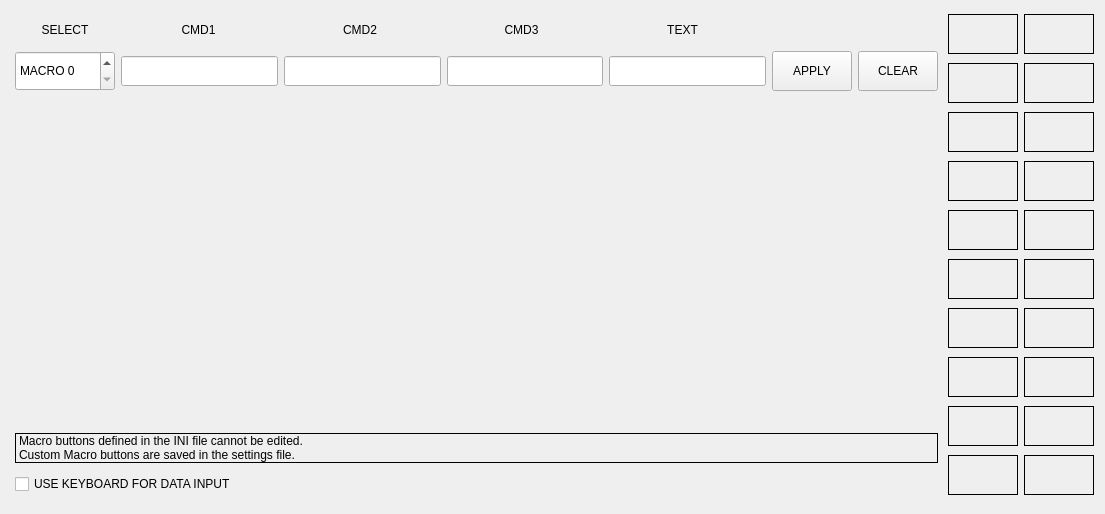
Old version of the form plugins/custom_macros.ui in the repository persei802/QtDragon_hd.
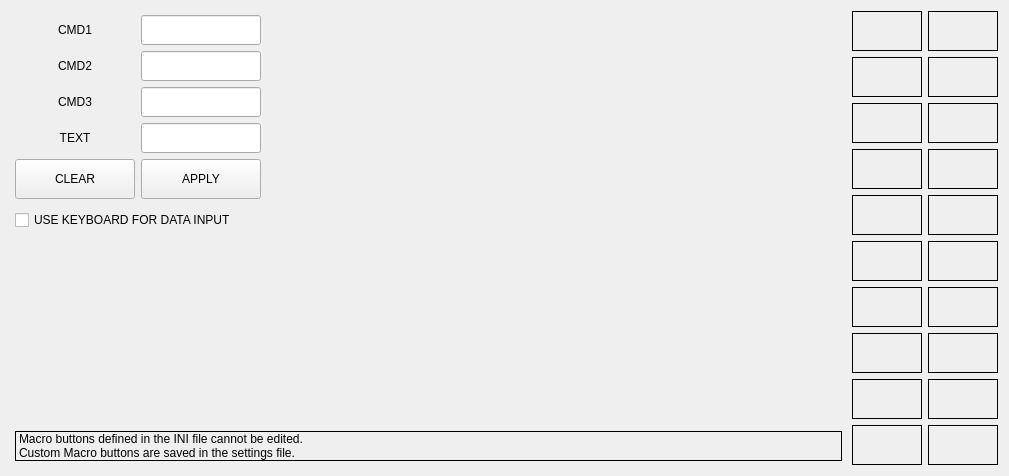
New version of the form. Custom widgets are drawn as their Qt base class.

Commit message: removed addition of Nxxx style line numbers to generated gcode

```diff
--- a/plugins/custom_macros.ui
+++ b/plugins/custom_macros.ui
@@ -6,8 +6,8 @@
    <rect>
     <x>0</x>
     <y>0</y>
-    <width>1105</width>
-    <height>514</height>
+    <width>1009</width>
+    <height>474</height>
    </rect>
   </property>
   <property name="windowTitle">
@@ -29,49 +29,27 @@
       <number>4</number>
      </property>
      <item>
-      <layout class="QHBoxLayout" name="horizontalLayout_3">
+      <layout class="QHBoxLayout" name="horizontalLayout" stretch="0,0,0">
        <property name="topMargin">
         <number>0</number>
        </property>
-       <item>
-        <widget class="QLabel" name="label_2">
-         <property name="minimumSize">
-          <size>
-           <width>100</width>
-           <height>30</height>
-          </size>
-         </property>
-         <property name="maximumSize">
-          <size>
-           <width>100</width>
-           <height>30</height>
-          </size>
-         </property>
-         <property name="text">
-          <string>SELECT</string>
-         </property>
-         <property name="alignment">
-          <set>Qt::AlignCenter</set>
-         </property>
-        </widget>
-       </item>
        <item>
         <widget class="QLabel" name="label_3">
          <property name="sizePolicy">
-          <sizepolicy hsizetype="Expanding" vsizetype="Preferred">
+          <sizepolicy hsizetype="Preferred" vsizetype="Preferred">
            <horstretch>0</horstretch>
            <verstretch>0</verstretch>
           </sizepolicy>
          </property>
          <property name="minimumSize">
           <size>
-           <width>0</width>
+           <width>120</width>
            <height>30</height>
           </size>
          </property>
          <property name="maximumSize">
           <size>
-           <width>16777215</width>
+           <width>120</width>
            <height>30</height>
           </size>
          </property>
@@ -84,22 +62,70 @@
         </widget>
        </item>
        <item>
+        <widget class="QLineEdit" name="lineEdit_cmd1">
+         <property name="sizePolicy">
+          <sizepolicy hsizetype="Preferred" vsizetype="Preferred">
+           <horstretch>0</horstretch>
+           <verstretch>0</verstretch>
+          </sizepolicy>
+         </property>
+         <property name="minimumSize">
+          <size>
+           <width>120</width>
+           <height>30</height>
+          </size>
+         </property>
+         <property name="maximumSize">
+          <size>
+           <width>120</width>
+           <height>30</height>
+          </size>
+         </property>
+         <property name="focusPolicy">
+          <enum>Qt::ClickFocus</enum>
+         </property>
+         <property name="maxLength">
+          <number>20</number>
+         </property>
+        </widget>
+       </item>
+       <item>
+        <spacer name="horizontalSpacer">
+         <property name="orientation">
+          <enum>Qt::Horizontal</enum>
+         </property>
+         <property name="sizeHint" stdset="0">
+          <size>
+           <width>40</width>
+           <height>20</height>
+          </size>
+         </property>
+        </spacer>
+       </item>
+      </layout>
+     </item>
+     <item>
+      <layout class="QHBoxLayout" name="horizontalLayout_4">
+       <property name="topMargin">
+        <number>0</number>
+       </property>
+       <item>
         <widget class="QLabel" name="label_4">
          <property name="sizePolicy">
-          <sizepolicy hsizetype="Expanding" vsizetype="Preferred">
+          <sizepolicy hsizetype="Preferred" vsizetype="Preferred">
            <horstretch>0</horstretch>
            <verstretch>0</verstretch>
           </sizepolicy>
          </property>
          <property name="minimumSize">
           <size>
-           <width>0</width>
+           <width>120</width>
            <height>30</height>
           </size>
          </property>
          <property name="maximumSize">
           <size>
-           <width>16777215</width>
+           <width>120</width>
            <height>30</height>
           </size>
          </property>
@@ -112,22 +138,70 @@
         </widget>
        </item>
        <item>
+        <widget class="QLineEdit" name="lineEdit_cmd2">
+         <property name="sizePolicy">
+          <sizepolicy hsizetype="Preferred" vsizetype="Preferred">
+           <horstretch>0</horstretch>
+           <verstretch>0</verstretch>
+          </sizepolicy>
+         </property>
+         <property name="minimumSize">
+          <size>
+           <width>120</width>
+           <height>30</height>
+          </size>
+         </property>
+         <property name="maximumSize">
+          <size>
+           <width>120</width>
+           <height>30</height>
+          </size>
+         </property>
+         <property name="focusPolicy">
+          <enum>Qt::ClickFocus</enum>
+         </property>
+         <property name="maxLength">
+          <number>20</number>
+         </property>
+        </widget>
+       </item>
+       <item>
+        <spacer name="horizontalSpacer_2">
+         <property name="orientation">
+          <enum>Qt::Horizontal</enum>
+         </property>
+         <property name="sizeHint" stdset="0">
+          <size>
+           <width>40</width>
+           <height>20</height>
+          </size>
+         </property>
+        </spacer>
+       </item>
+      </layout>
+     </item>
+     <item>
+      <layout class="QHBoxLayout" name="horizontalLayout_5">
+       <property name="topMargin">
+        <number>0</number>
+       </property>
+       <item>
         <widget class="QLabel" name="label_5">
          <property name="sizePolicy">
-          <sizepolicy hsizetype="Expanding" vsizetype="Preferred">
+          <sizepolicy hsizetype="Preferred" vsizetype="Preferred">
            <horstretch>0</horstretch>
            <verstretch>0</verstretch>
           </sizepolicy>
          </property>
          <property name="minimumSize">
           <size>
-           <width>0</width>
+           <width>120</width>
            <height>30</height>
           </size>
          </property>
          <property name="maximumSize">
           <size>
-           <width>16777215</width>
+           <width>120</width>
            <height>30</height>
           </size>
          </property>
@@ -140,22 +214,70 @@
         </widget>
        </item>
        <item>
+        <widget class="QLineEdit" name="lineEdit_cmd3">
+         <property name="sizePolicy">
+          <sizepolicy hsizetype="Preferred" vsizetype="Preferred">
+           <horstretch>0</horstretch>
+           <verstretch>0</verstretch>
+          </sizepolicy>
+         </property>
+         <property name="minimumSize">
+          <size>
+           <width>120</width>
+           <height>30</height>
+          </size>
+         </property>
+         <property name="maximumSize">
+          <size>
+           <width>120</width>
+           <height>30</height>
+          </size>
+         </property>
+         <property name="focusPolicy">
+          <enum>Qt::ClickFocus</enum>
+         </property>
+         <property name="maxLength">
+          <number>20</number>
+         </property>
+        </widget>
+       </item>
+       <item>
+        <spacer name="horizontalSpacer_3">
+         <property name="orientation">
+          <enum>Qt::Horizontal</enum>
+         </property>
+         <property name="sizeHint" stdset="0">
+          <size>
+           <width>40</width>
+           <height>20</height>
+          </size>
+         </property>
+        </spacer>
+       </item>
+      </layout>
+     </item>
+     <item>
+      <layout class="QHBoxLayout" name="horizontalLayout_6">
+       <property name="topMargin">
+        <number>0</number>
+       </property>
+       <item>
         <widget class="QLabel" name="label_6">
          <property name="sizePolicy">
-          <sizepolicy hsizetype="Expanding" vsizetype="Preferred">
+          <sizepolicy hsizetype="Preferred" vsizetype="Preferred">
            <horstretch>0</horstretch>
            <verstretch>0</verstretch>
           </sizepolicy>
          </property>
          <property name="minimumSize">
           <size>
-           <width>80</width>
+           <width>120</width>
            <height>30</height>
           </size>
          </property>
          <property name="maximumSize">
           <size>
-           <width>16777215</width>
+           <width>120</width>
            <height>30</height>
           </size>
          </property>
@@ -168,175 +290,22 @@
         </widget>
        </item>
        <item>
-        <widget class="QLabel" name="label_7">
-         <property name="sizePolicy">
-          <sizepolicy hsizetype="Preferred" vsizetype="Preferred">
-           <horstretch>0</horstretch>
-           <verstretch>0</verstretch>
-          </sizepolicy>
-         </property>
-         <property name="minimumSize">
-          <size>
-           <width>172</width>
-           <height>30</height>
-          </size>
-         </property>
-         <property name="maximumSize">
-          <size>
-           <width>16777215</width>
-           <height>30</height>
-          </size>
-         </property>
-         <property name="text">
-          <string/>
-         </property>
-        </widget>
-       </item>
-      </layout>
-     </item>
-     <item>
-      <layout class="QHBoxLayout" name="horizontalLayout">
-       <item>
-        <widget class="QSpinBox" name="spinbox">
-         <property name="sizePolicy">
-          <sizepolicy hsizetype="Preferred" vsizetype="Preferred">
-           <horstretch>0</horstretch>
-           <verstretch>0</verstretch>
-          </sizepolicy>
-         </property>
-         <property name="minimumSize">
-          <size>
-           <width>100</width>
-           <height>40</height>
-          </size>
-         </property>
-         <property name="maximumSize">
-          <size>
-           <width>100</width>
-           <height>40</height>
-          </size>
-         </property>
-         <property name="focusPolicy">
-          <enum>Qt::NoFocus</enum>
-         </property>
-         <property name="alignment">
-          <set>Qt::AlignLeading|Qt::AlignLeft|Qt::AlignVCenter</set>
-         </property>
-         <property name="buttonSymbols">
-          <enum>QAbstractSpinBox::UpDownArrows</enum>
-         </property>
-         <property name="showGroupSeparator" stdset="0">
-          <bool>false</bool>
-         </property>
-         <property name="prefix">
-          <string>MACRO </string>
-         </property>
-         <property name="maximum">
-          <number>19</number>
-         </property>
-        </widget>
-       </item>
-       <item>
-        <widget class="QLineEdit" name="lineEdit_cmd1">
-         <property name="sizePolicy">
-          <sizepolicy hsizetype="Expanding" vsizetype="Preferred">
-           <horstretch>0</horstretch>
-           <verstretch>0</verstretch>
-          </sizepolicy>
-         </property>
-         <property name="minimumSize">
-          <size>
-           <width>0</width>
-           <height>30</height>
-          </size>
-         </property>
-         <property name="maximumSize">
-          <size>
-           <width>16777215</width>
-           <height>30</height>
-          </size>
-         </property>
-         <property name="focusPolicy">
-          <enum>Qt::ClickFocus</enum>
-         </property>
-         <property name="maxLength">
-          <number>20</number>
-         </property>
-        </widget>
-       </item>
-       <item>
-        <widget class="QLineEdit" name="lineEdit_cmd2">
-         <property name="sizePolicy">
-          <sizepolicy hsizetype="Expanding" vsizetype="Preferred">
-           <horstretch>0</horstretch>
-           <verstretch>0</verstretch>
-          </sizepolicy>
-         </property>
-         <property name="minimumSize">
-          <size>
-           <width>0</width>
-           <height>30</height>
-          </size>
-         </property>
-         <property name="maximumSize">
-          <size>
-           <width>16777215</width>
-           <height>30</height>
-          </size>
-         </property>
-         <property name="focusPolicy">
-          <enum>Qt::ClickFocus</enum>
-         </property>
-         <property name="maxLength">
-          <number>20</number>
-         </property>
-        </widget>
-       </item>
-       <item>
-        <widget class="QLineEdit" name="lineEdit_cmd3">
-         <property name="sizePolicy">
-          <sizepolicy hsizetype="Expanding" vsizetype="Preferred">
-           <horstretch>0</horstretch>
-           <verstretch>0</verstretch>
-          </sizepolicy>
-         </property>
-         <property name="minimumSize">
-          <size>
-           <width>0</width>
-           <height>30</height>
-          </size>
-         </property>
-         <property name="maximumSize">
-          <size>
-           <width>16777215</width>
-           <height>30</height>
-          </size>
-         </property>
-         <property name="focusPolicy">
-          <enum>Qt::ClickFocus</enum>
-         </property>
-         <property name="maxLength">
-          <number>20</number>
-         </property>
-        </widget>
-       </item>
-       <item>
         <widget class="QLineEdit" name="lineEdit_text">
          <property name="sizePolicy">
-          <sizepolicy hsizetype="Expanding" vsizetype="Preferred">
+          <sizepolicy hsizetype="Preferred" vsizetype="Preferred">
            <horstretch>0</horstretch>
            <verstretch>0</verstretch>
           </sizepolicy>
          </property>
          <property name="minimumSize">
           <size>
-           <width>0</width>
+           <width>120</width>
            <height>30</height>
           </size>
          </property>
          <property name="maximumSize">
           <size>
-           <width>16777215</width>
+           <width>120</width>
            <height>30</height>
           </size>
          </property>
@@ -346,33 +315,25 @@
         </widget>
        </item>
        <item>
-        <widget class="QPushButton" name="btn_apply">
-         <property name="sizePolicy">
-          <sizepolicy hsizetype="Preferred" vsizetype="Preferred">
-           <horstretch>0</horstretch>
-           <verstretch>0</verstretch>
-          </sizepolicy>
+        <spacer name="horizontalSpacer_4">
+         <property name="orientation">
+          <enum>Qt::Horizontal</enum>
          </property>
-         <property name="minimumSize">
+         <property name="sizeHint" stdset="0">
           <size>
-           <width>80</width>
-           <height>40</height>
+           <width>40</width>
+           <height>20</height>
           </size>
          </property>
-         <property name="maximumSize">
-          <size>
-           <width>80</width>
-           <height>40</height>
-          </size>
-         </property>
-         <property name="toolTip">
-          <string>Apply command line to macro button</string>
-         </property>
-         <property name="text">
-          <string>APPLY</string>
-         </property>
-        </widget>
+        </spacer>
        </item>
+      </layout>
+     </item>
+     <item>
+      <layout class="QHBoxLayout" name="horizontalLayout_3">
+       <property name="topMargin">
+        <number>0</number>
+       </property>
        <item>
         <widget class="QPushButton" name="btn_clear">
          <property name="sizePolicy">
@@ -383,13 +344,13 @@
          </property>
          <property name="minimumSize">
           <size>
-           <width>80</width>
+           <width>120</width>
            <height>40</height>
           </size>
          </property>
          <property name="maximumSize">
           <size>
-           <width>80</width>
+           <width>120</width>
            <height>40</height>
           </size>
          </property>
@@ -401,8 +362,77 @@
          </property>
         </widget>
        </item>
+       <item>
+        <widget class="QPushButton" name="btn_apply">
+         <property name="sizePolicy">
+          <sizepolicy hsizetype="Preferred" vsizetype="Preferred">
+           <horstretch>0</horstretch>
+           <verstretch>0</verstretch>
+          </sizepolicy>
+         </property>
+         <property name="minimumSize">
+          <size>
+           <width>120</width>
+           <height>40</height>
+          </size>
+         </property>
+         <property name="maximumSize">
+          <size>
+           <width>120</width>
+           <height>40</height>
+          </size>
+         </property>
+         <property name="focusPolicy">
+          <enum>Qt::ClickFocus</enum>
+         </property>
+         <property name="toolTip">
+          <string>Apply command line to macro button</string>
+         </property>
+         <property name="text">
+          <string>APPLY</string>
+         </property>
+        </widget>
+       </item>
+       <item>
+        <spacer name="horizontalSpacer_5">
+         <property name="orientation">
+          <enum>Qt::Horizontal</enum>
+         </property>
+         <property name="sizeHint" stdset="0">
+          <size>
+           <width>40</width>
+           <height>20</height>
+          </size>
+         </property>
+        </spacer>
+       </item>
       </layout>
      </item>
+     <item>
+      <widget class="QCheckBox" name="chk_use_keyboard">
+       <property name="sizePolicy">
+        <sizepolicy hsizetype="Preferred" vsizetype="Preferred">
+         <horstretch>0</horstretch>
+         <verstretch>0</verstretch>
+        </sizepolicy>
+       </property>
+       <property name="minimumSize">
+        <size>
+         <width>0</width>
+         <height>30</height>
+        </size>
+       </property>
+       <property name="maximumSize">
+        <size>
+         <width>16777215</width>
+         <height>30</height>
+        </size>
+       </property>
+       <property name="text">
+        <string>USE KEYBOARD FOR DATA INPUT</string>
+       </property>
+      </widget>
+     </item>
      <item>
       <spacer name="verticalSpacer_2">
        <property name="orientation">
@@ -433,31 +463,6 @@
        </property>
       </widget>
      </item>
-     <item>
-      <widget class="QCheckBox" name="chk_use_keyboard">
-       <property name="sizePolicy">
-        <sizepolicy hsizetype="Preferred" vsizetype="Preferred">
-         <horstretch>0</horstretch>
-         <verstretch>0</verstretch>
-        </sizepolicy>
-       </property>
-       <property name="minimumSize">
-        <size>
-         <width>0</width>
-         <height>30</height>
-        </size>
-       </property>
-       <property name="maximumSize">
-        <size>
-         <width>16777215</width>
-         <height>30</height>
-        </size>
-       </property>
-       <property name="text">
-        <string>USE KEYBOARD FOR DATA INPUT</string>
-       </property>
-      </widget>
-     </item>
     </layout>
    </item>
    <item>
```
Left out of the diff: 3 changed lines with no effect on the pictures. The commit also changes 8 other files.
